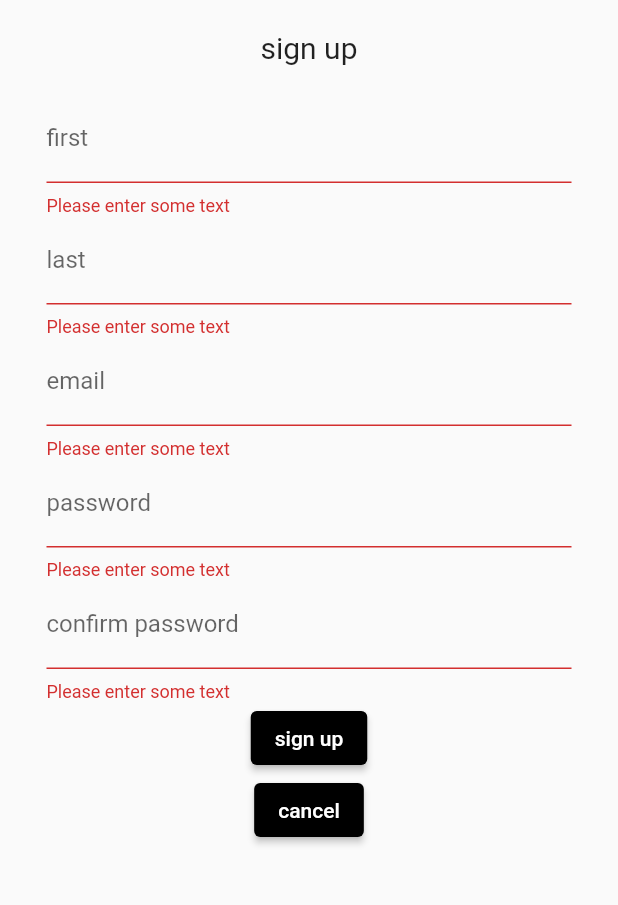
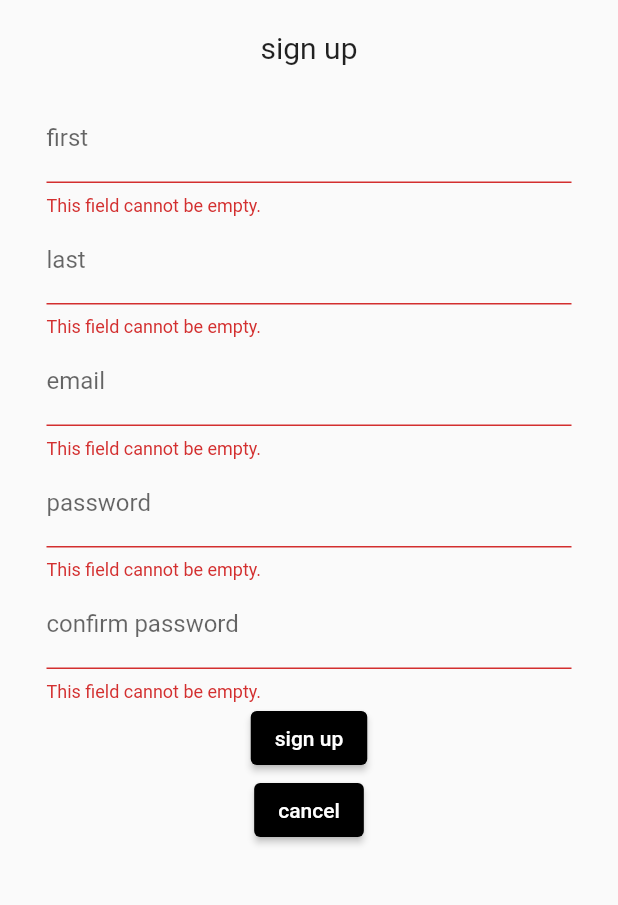
Before and after one commit to sorceryapp/sorcery_client, a Flutter app: the _SignUp screen opened directly, after a tap on "sign up", on a phone screen of 412 x 824 dp, the part 84-989 px from its top. Run offline on Flutter 3.47's test engine with Material 2 defaults, Android fonts, the phone set to English and light mode, and no system bars; our stand-ins replace dio, flutter_riverpod, flutter_secure_storage, go_router, hive_flutter, rxdart and 1 more; accounts and stored records are empty.

Commit message:
implement new validations

```diff
--- a/lib/src/form_builder/form_builder.dart
+++ b/lib/src/form_builder/form_builder.dart
@@ -5,7 +5,7 @@ import 'package:sorcery_desktop_v3/src/form_builder/controller_providers.dart';
 import 'package:sorcery_desktop_v3/src/form_builder/form_elements.dart';
 import 'package:sorcery_desktop_v3/src/form_builder/form_buttons.dart';
 import 'package:sorcery_desktop_v3/src/form_builder/localization.dart';
-import 'package:sorcery_desktop_v3/src/form_builder/validations.dart';
+import 'package:sorcery_desktop_v3/src/form_builder/validators/validators.dart';
 
 class FormBuilder extends ConsumerStatefulWidget {
   final Map<dynamic, dynamic> blueprint;
@@ -141,17 +141,32 @@ class _FormBuilderState extends ConsumerState<FormBuilder> {
   dynamic _getValidator({required name}) {
     switch (name) {
       case 'firstName':
-        return Validations().firstName();
+        return FormBuilderValidators.required();
       case 'lastName':
-        return Validations().lastName();
+        return FormBuilderValidators.required();
       case 'email':
-        return Validations().email();
+        return FormBuilderValidators.compose([
+          FormBuilderValidators.required(),
+          FormBuilderValidators.email(),
+        ]);
       case 'password':
-        return Validations().password();
+        return FormBuilderValidators.compose([
+          FormBuilderValidators.required(),
+          FormBuilderValidators.minLength(8),
+        ]);
       case 'confirmPassword':
-        return Validations().confirmPassword();
+        return FormBuilderValidators.compose([
+          FormBuilderValidators.required(),
+          (valueCandidate) {
+            if (valueCandidate != _controllers['password']!.text) {
+              return 'password and confirm password must match';
+            }
+
+            return null;
+          }
+        ]);
       case 'accountVerifyToken':
-        return Validations().accountVerifyToken();
+        return FormBuilderValidators.required();
     }
   }
 }
--- a/lib/src/form_builder/validations.dart
+++ /dev/null
@@ -1,55 +0,0 @@
-class Validations {
-  Function firstName() {
-    return (value) {
-      if (value == null || value.isEmpty) {
-        return 'Please enter some text';
-      }
-      return null;
-    };
-  }
-
-  Function lastName() {
-    return (value) {
-      if (value == null || value.isEmpty) {
-        return 'Please enter some text';
-      }
-      return null;
-    };
-  }
-
-  Function email() {
-    return (value) {
-      if (value == null || value.isEmpty) {
-        return 'Please enter some text';
-      }
-      return null;
-    };
-  }
-
-  Function password() {
-    return (value) {
-      if (value == null || value.isEmpty) {
-        return 'Please enter some text';
-      }
-      return null;
-    };
-  }
-
-  Function confirmPassword() {
-    return (value) {
-      if (value == null || value.isEmpty) {
-        return 'Please enter some text';
-      }
-      return null;
-    };
-  }
-
-  Function accountVerifyToken() {
-    return (value) {
-      if (value == null || value.isEmpty) {
-        return 'Please enter some text';
-      }
-      return null;
-    };
-  }
-}
```
